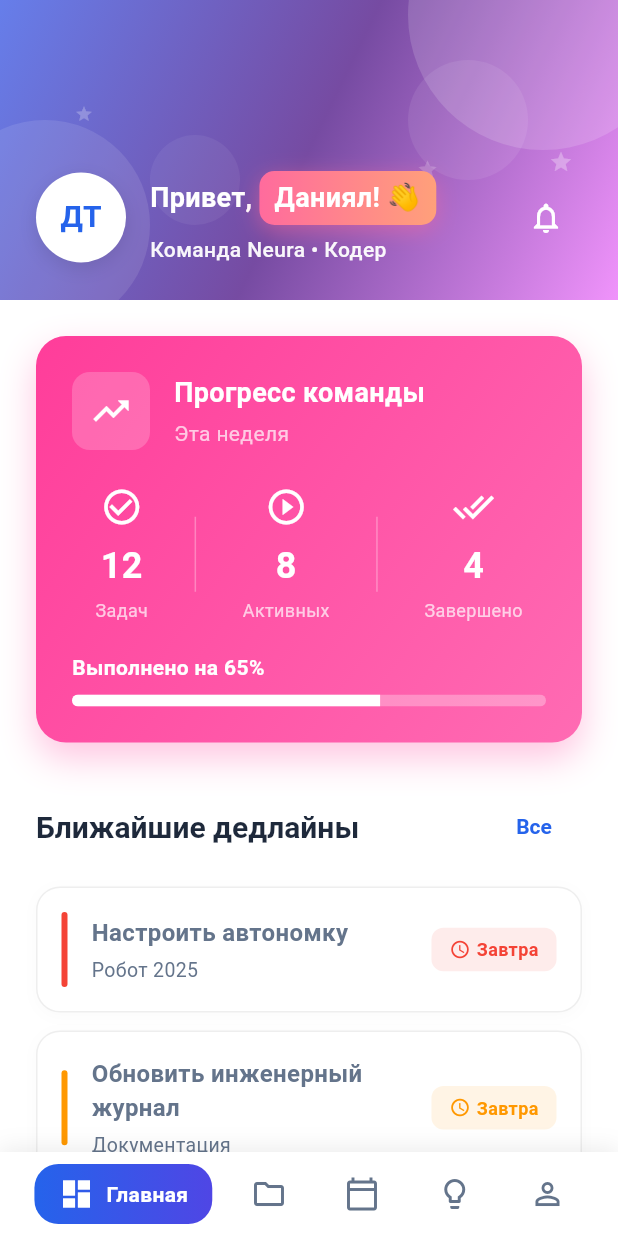
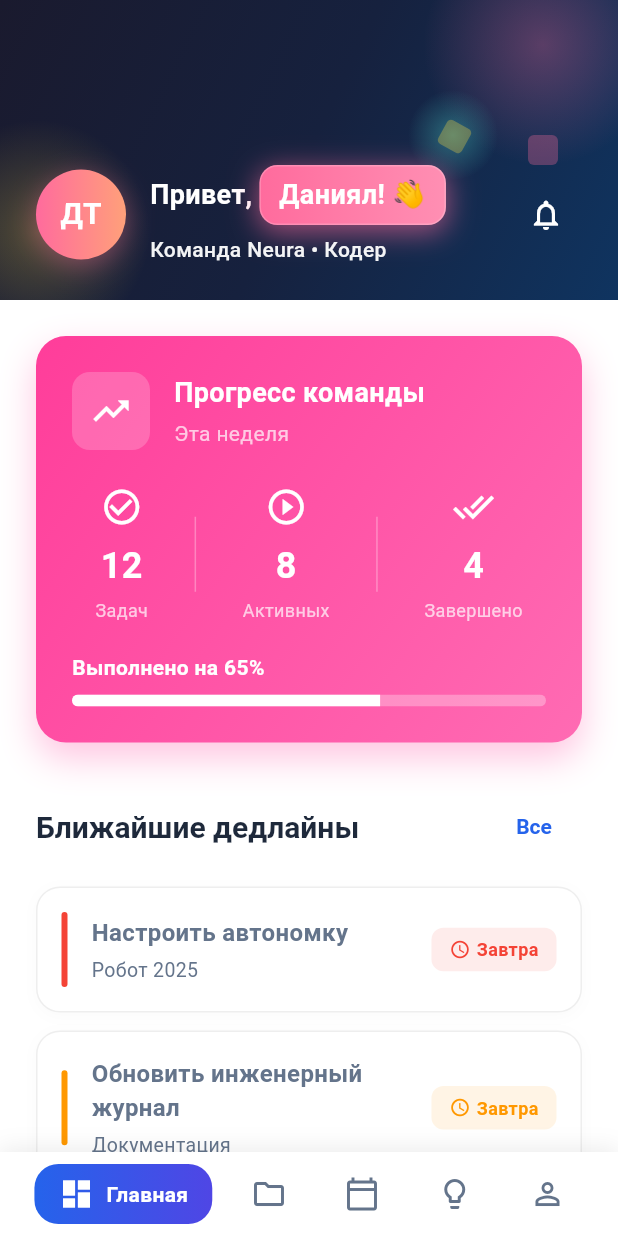
Before and after one commit to Danchouvzv/teamhub-ftc, a Flutter app: the DashboardScreen screen opened by its route, on a phone screen of 412 x 824 dp. Run offline on Flutter 3.47's test engine with Material 3 defaults, Android fonts, the phone set to English and light mode, and no system bars; our stand-ins replace equatable, flutter_riverpod, go_router, table_calendar; network calls fail.

Commit message:
dark mode header w/ neon vibes 🌃✨

```diff
--- a/lib/screens/dashboard/dashboard_screen.dart
+++ b/lib/screens/dashboard/dashboard_screen.dart
@@ -77,90 +77,107 @@ class _DashboardScreenState extends State<DashboardScreen> {
                     begin: Alignment.topLeft,
                     end: Alignment.bottomRight,
                     colors: [
-                      Color(0xFF667EEA),  // Фиолетовый
-                      Color(0xFF764BA2),  // Темно-фиолетовый
-                      Color(0xFFF093FB),  // Светло-розовый
+                      Color(0xFF1a1a2e),  // Темно-синий/черный
+                      Color(0xFF16213e),  // Глубокий синий
+                      Color(0xFF0f3460),  // Насыщенный синий
                     ],
-                    stops: [0.0, 0.5, 1.0],
                   ),
                 ),
                 child: Stack(
                   children: [
-                    // Декоративные круги - красивее расположены
+                    // Неоновые круги и линии
                     Positioned(
-                      top: -80,
-                      right: -40,
+                      top: -50,
+                      right: -30,
                       child: Container(
-                        width: 180,
-                        height: 180,
+                        width: 160,
+                        height: 160,
                         decoration: BoxDecoration(
-                          color: Colors.white.withOpacity(0.15),
+                          shape: BoxShape.circle,
+                          gradient: RadialGradient(
+                            colors: [
+                              const Color(0xFFFF6B9D).withOpacity(0.3),
+                              const Color(0xFFFF6B9D).withOpacity(0.0),
+                            ],
+                          ),
+                        ),
+                      ),
+                    ),
+                    Positioned(
+                      top: 60,
+                      right: 80,
+                      child: Container(
+                        width: 60,
+                        height: 60,
+                        decoration: BoxDecoration(
+                          shape: BoxShape.circle,
+                          gradient: RadialGradient(
+                            colors: [
+                              const Color(0xFF4ECDC4).withOpacity(0.4),
+                              const Color(0xFF4ECDC4).withOpacity(0.0),
+                            ],
+                          ),
+                        ),
+                      ),
+                    ),
+                    Positioned(
+                      bottom: -30,
+                      left: -50,
+                      child: Container(
+                        width: 150,
+                        height: 150,
+                        decoration: BoxDecoration(
+                          shape: BoxShape.circle,
+                          gradient: RadialGradient(
+                            colors: [
+                              const Color(0xFFFFD93D).withOpacity(0.25),
+                              const Color(0xFFFFD93D).withOpacity(0.0),
+                            ],
+                          ),
+                        ),
+                      ),
+                    ),
+                    // Геометрические элементы
+                    Positioned(
+                      top: 90,
+                      right: 40,
+                      child: Container(
+                        width: 20,
+                        height: 20,
+                        decoration: BoxDecoration(
+                          color: const Color(0xFFFF6B9D).withOpacity(0.3),
+                          borderRadius: BorderRadius.circular(4),
+                        ),
+                      ),
+                    ),
+                    Positioned(
+                      top: 120,
+                      left: 40,
+                      child: Container(
+                        width: 15,
+                        height: 15,
+                        decoration: BoxDecoration(
+                          border: Border.all(
+                            color: const Color(0xFF4ECDC4).withOpacity(0.4),
+                            width: 2,
+                          ),
                           shape: BoxShape.circle,
                         ),
                       ),
                     ),
                     Positioned(
-                      top: 40,
-                      right: 60,
-                      child: Container(
-                        width: 80,
-                        height: 80,
-                        decoration: BoxDecoration(
-                          color: Colors.white.withOpacity(0.08),
-                          shape: BoxShape.circle,
+                      bottom: 100,
+                      right: 100,
+                      child: Transform.rotate(
+                        angle: 0.5,
+                        child: Container(
+                          width: 18,
+                          height: 18,
+                          decoration: BoxDecoration(
+                            color: const Color(0xFFFFD93D).withOpacity(0.3),
+                            borderRadius: BorderRadius.circular(3),
+                          ),
                         ),
-                      ),
-                    ),
-                    Positioned(
-                      bottom: -20,
-                      left: -40,
-                      child: Container(
-                        width: 140,
-                        height: 140,
-                        decoration: BoxDecoration(
-                          color: Colors.white.withOpacity(0.1),
-                          shape: BoxShape.circle,
-                        ),
-                      ),
-                    ),
-                    Positioned(
-                      bottom: 50,
-                      left: 100,
-                      child: Container(
-                        width: 60,
-                        height: 60,
-                        decoration: BoxDecoration(
-                          color: Colors.white.withOpacity(0.06),
-                          shape: BoxShape.circle,
-                        ),
-                      ),
-                    ),
-                    // Звездочки для красоты
-                    Positioned(
-                      top: 100,
-                      right: 30,
-                      child: Icon(
-                        Icons.star,
-                        color: Colors.white.withOpacity(0.3),
-                        size: 16,
-                      ),
-                    ),
-                    Positioned(
-                      top: 70,
-                      left: 50,
-                      child: Icon(
-                        Icons.star,
-                        color: Colors.white.withOpacity(0.25),
-                        size: 12,
-                      ),
-                    ),
-                    Positioned(
-                      bottom: 80,
-                      right: 120,
-                      child: Icon(
-                        Icons.star,
-                        color: Colors.white.withOpacity(0.2),
-                        size: 14,
                       ),
                     ),
                     // Content
@@ -177,21 +194,26 @@ class _DashboardScreenState extends State<DashboardScreen> {
                                   width: 60,
                                   height: 60,
                                   decoration: BoxDecoration(
-                                    color: Colors.white,
+                                    gradient: const LinearGradient(
+                                      colors: [
+                                        Color(0xFFFF6B9D),
+                                        Color(0xFFFFA07A),
+                                      ],
+                                    ),
                                     shape: BoxShape.circle,
                                     boxShadow: [
                                       BoxShadow(
-                                        color: Colors.black.withOpacity(0.1),
-                                        blurRadius: 10,
+                                        color: const Color(0xFFFF6B9D).withOpacity(0.4),
+                                        blurRadius: 15,
                                         offset: const Offset(0, 4),
                                       ),
                                     ],
                                   ),
-                                  child: Center(
+                                  child: const Center(
                                     child: Text(
                                       'ДТ',
                                       style: TextStyle(
-                                        color: AppTheme.primaryColor,
+                                        color: Colors.white,
                                         fontSize: 20,
                                         fontWeight: FontWeight.bold,
                                       ),
@@ -214,24 +236,29 @@ class _DashboardScreenState extends State<DashboardScreen> {
                                       fontWeight: FontWeight.w600,
                                     ),
                                   ),
-                                  Flexible(
+                                    Flexible(
                                     child: Container(
-                                      padding: const EdgeInsets.symmetric(horizontal: 10, vertical: 5),
+                                      padding: const EdgeInsets.symmetric(horizontal: 12, vertical: 6),
                                       decoration: BoxDecoration(
                                         gradient: const LinearGradient(
                                           colors: [
-                                            Color(0xFFFF6B9D),  // Яркий розовый
-                                            Color(0xFFFFA07A),  // Персиковый
+                                            Color(0xFFFF6B9D),
+                                            Color(0xFFFF8FB3),
                                           ],
                                         ),
-                                        borderRadius: BorderRadius.circular(10),
+                                        borderRadius: BorderRadius.circular(12),
                                         boxShadow: [
                                           BoxShadow(
-                                            color: const Color(0xFFFF6B9D).withOpacity(0.5),
-                                            blurRadius: 12,
+                                            color: const Color(0xFFFF6B9D).withOpacity(0.6),
+                                            blurRadius: 16,
+                                            spreadRadius: 1,
                                             offset: const Offset(0, 4),
                                           ),
                                         ],
+                                        border: Border.all(
+                                          color: Colors.white.withOpacity(0.2),
+                                          width: 1,
+                                        ),
                                       ),
                                       child: const Text(
                                         'Даниял! 👋',
@@ -239,6 +266,7 @@ class _DashboardScreenState extends State<DashboardScreen> {
                                           color: Colors.white,
                                           fontSize: 18,
                                           fontWeight: FontWeight.bold,
+                                          letterSpacing: 0.3,
                                         ),
                                         overflow: TextOverflow.ellipsis,
                                       ),
```
